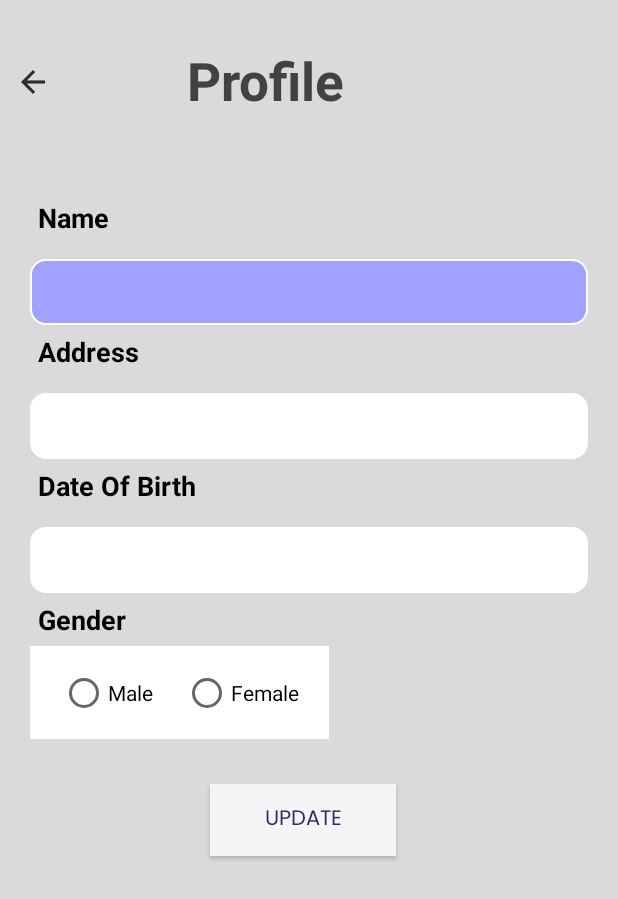
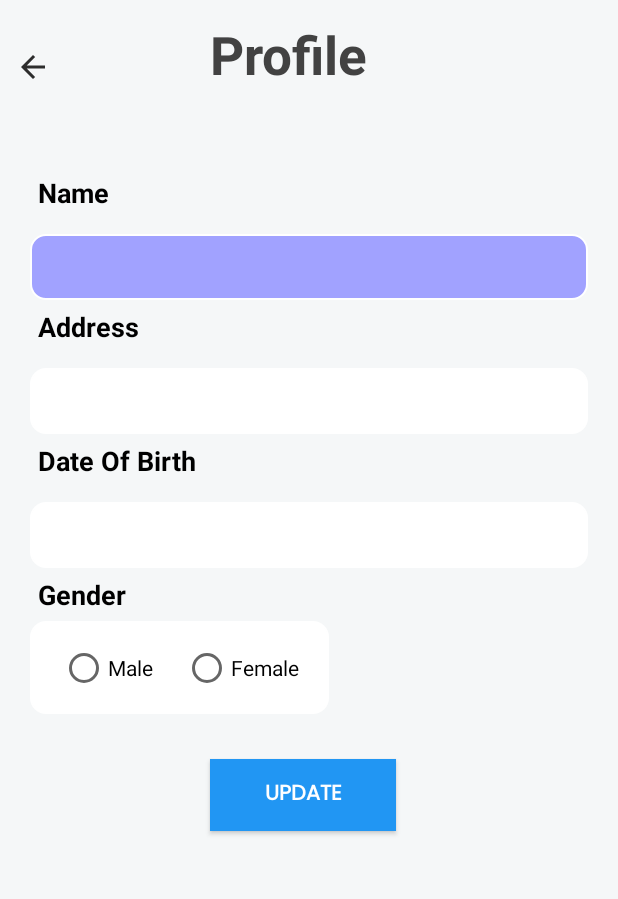
Before and after one commit to ezio341/Cambox, an Android app: the layout fragment_edit_profile.xml on its own in the app's theme, with its tools: preview values and no code run, on a phone screen of 412 x 824 dp. Shown: the top 899 px of the screen. Run offline under Robolectric (Android 15) with nearby library versions, the phone set to English and light mode, and no system bars.

Commit message:
fixed UI

```diff
--- a/app/src/main/java/com/example/cambox/MainActivity.java
+++ b/app/src/main/java/com/example/cambox/MainActivity.java
@@ -29,6 +29,7 @@ public class MainActivity extends AppCompatActivity {
         setContentView(R.layout.activity_menu);
         user = (User)getIntent().getParcelableExtra("user");
         getFragment(new ProductFragment(user));
+        getSupportActionBar().hide();
 
         bottom_view = findViewById(R.id.bottom_view);
         bottom_view.setOnNavigationItemSelectedListener(new BottomNavigationView.OnNavigationItemSelectedListener(){
--- a/app/src/main/res/layout/fragment_edit_profile.xml
+++ b/app/src/main/res/layout/fragment_edit_profile.xml
@@ -11,29 +11,33 @@
     </data>
 
     <RelativeLayout
+        android:id="@+id/editprofilelayout"
         android:layout_width="match_parent"
         android:layout_height="match_parent"
-        android:background="#DADADA">
+        android:background="#F5F7F8">
 
         <LinearLayout
+            android:id="@+id/headereditprofile"
             android:layout_width="match_parent"
             android:layout_height="wrap_content"
+            android:layout_alignParentTop="true"
+            android:layout_marginTop="0dp"
             android:orientation="horizontal">
 
             <Button
                 android:id="@+id/btnEditProfileBack"
-                android:layout_width="wrap_content"
+                android:layout_width="45dp"
                 android:layout_height="wrap_content"
                 android:layout_marginLeft="10dp"
-                android:layout_marginTop="10dp"
+                android:layout_marginTop="0dp"
                 android:background="#00FFFFFF"
                 android:drawableStart="@drawable/ic_back" />
 
             <TextView
                 android:layout_width="154dp"
                 android:layout_height="73dp"
-                android:layout_marginLeft="2dp"
-                android:layout_marginTop="17dp"
+                android:layout_marginLeft="60dp"
+                android:layout_marginTop="0dp"
                 android:baselineAligned="false"
                 android:gravity="center"
                 android:padding="5dp"
@@ -46,13 +50,13 @@
         <LinearLayout
             android:id="@+id/form_layout"
             android:layout_width="match_parent"
-            android:layout_height="582dp"
+            android:layout_height="match_parent"
             android:layout_alignParentBottom="true"
             android:layout_alignParentStart="true"
-            android:layout_alignParentTop="true"
-            android:layout_marginBottom="42dp"
+            android:layout_below="@+id/headereditprofile"
+            android:layout_marginBottom="100dp"
             android:layout_marginStart="0dp"
-            android:layout_marginTop="107dp"
+            android:layout_marginTop="17dp"
             android:orientation="vertical"
             android:padding="20dp">
 
@@ -71,11 +75,11 @@
                 android:id="@+id/mName"
                 android:layout_width="match_parent"
                 android:layout_height="44dp"
-                android:text="@{profile.name}"
                 android:layout_marginTop="10dp"
                 android:background="@drawable/custom_input_profile"
                 android:ems="10"
-                android:inputType="textPersonName" />
+                android:inputType="textPersonName"
+                android:text="@{profile.name}" />
 
             <TextView
                 android:layout_width="fill_parent"
@@ -92,10 +96,10 @@
                 android:layout_width="match_parent"
                 android:layout_height="44dp"
                 android:layout_marginTop="10dp"
-                android:text="@{profile.address}"
                 android:background="@drawable/custom_input_profile"
                 android:ems="10"
-                android:inputType="textPersonName" />
+                android:inputType="textPersonName"
+                android:text="@{profile.address}" />
 
             <TextView
                 android:layout_width="fill_parent"
@@ -112,12 +116,12 @@
                 android:layout_width="match_parent"
                 android:layout_height="44dp"
                 android:layout_marginTop="10dp"
-                android:text="@{profile.dob}"
+                android:background="@drawable/custom_input_profile"
+                android:clickable="true"
+                android:ems="10"
                 android:focusable="false"
-                android:clickable="true"
-                android:background="@drawable/custom_input_profile"
-                android:ems="10"
-                android:inputType="number" />
+                android:inputType="number"
+                android:text="@{profile.dob}" />
 
             <TextView
                 android:id="@+id/textView16"
@@ -133,7 +137,7 @@
             <RadioGroup
                 android:layout_width="wrap_content"
                 android:layout_height="62dp"
-                android:background="@color/cardview_light_background">
+                android:background="@drawable/custom_input_profile">
 
                 <LinearLayout
                     android:layout_width="wrap_content"
@@ -144,17 +148,17 @@
                         android:id="@+id/rbMale"
                         android:layout_width="wrap_content"
                         android:layout_height="wrap_content"
+                        android:layout_marginStart="20dp"
                         android:layout_marginTop="15dp"
-                        android:layout_marginStart="20dp"
                         android:text="Male" />
 
                     <RadioButton
                         android:id="@+id/rbFemale"
                         android:layout_width="wrap_content"
                         android:layout_height="wrap_content"
+                        android:layout_marginEnd="20dp"
                         android:layout_marginStart="20dp"
                         android:layout_marginTop="15dp"
-                        android:layout_marginEnd="20dp"
                         android:text="Female" />
                 </LinearLayout>
 
@@ -166,10 +170,11 @@
                 android:layout_height="wrap_content"
                 android:layout_marginLeft="120dp"
                 android:layout_marginTop="30dp"
-                android:background="@color/browser_actions_bg_grey"
+                android:background="#2196F3"
                 android:fontFamily="@font/poppins"
                 android:text="Update"
-                android:textColor="#282D64" />
+                android:textColor="#FEFEFF"
+                android:textStyle="bold" />
 
 
         </LinearLayout>
--- a/app/src/main/res/layout/fragment_product.xml
+++ b/app/src/main/res/layout/fragment_product.xml
@@ -23,29 +23,18 @@
             app:layout_constraintStart_toStartOf="parent"
             app:layout_constraintTop_toTopOf="parent">
 
-            <ImageButton
-                android:id="@+id/imageButton2"
-                android:layout_width="60dp"
-                android:layout_height="60dp"
-                android:layout_marginStart="24dp"
-                android:layout_marginTop="16dp"
-                android:background="@drawable/ic_back"
-                app:layout_constraintStart_toStartOf="parent"
-                app:layout_constraintTop_toTopOf="parent">
-
-            </ImageButton>
-
             <TextView
                 android:id="@+id/textView6"
                 android:layout_width="wrap_content"
                 android:layout_height="wrap_content"
                 android:layout_marginStart="24dp"
+                android:layout_marginTop="24dp"
                 android:fontFamily="@font/poppins_bold"
                 android:text="Products"
                 android:textColor="#0A1034"
                 android:textSize="32dp"
                 app:layout_constraintStart_toStartOf="parent"
-                app:layout_constraintTop_toBottomOf="@+id/imageButton2">
+                app:layout_constraintTop_toTopOf="parent">
 
             </TextView>
 
```
